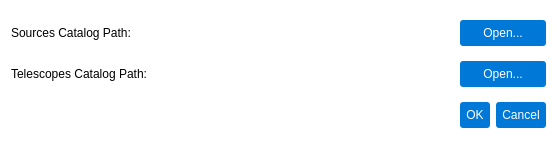
This is pastrocore/gui_pyside/dialog_preferences.ui in Torward1024/pAstroCORE as Qt 5 draws it before an edit. The edited form follows.
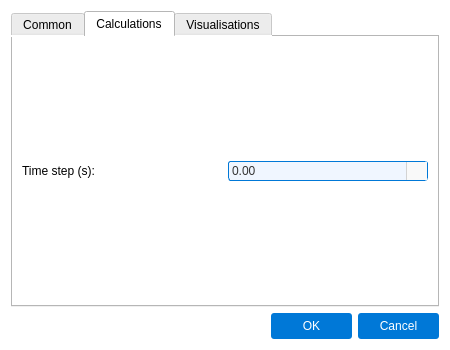
This is the edited form. The open tabs and pages were chosen to show the change. Icons and pictures are not drawn.

```diff
--- a/pastrocore/gui_pyside/dialog_preferences.ui
+++ b/pastrocore/gui_pyside/dialog_preferences.ui
@@ -6,10 +6,28 @@
    <rect>
     <x>0</x>
     <y>0</y>
-    <width>557</width>
-    <height>149</height>
+    <width>450</width>
+    <height>350</height>
    </rect>
   </property>
+  <property name="sizePolicy">
+   <sizepolicy hsizetype="Fixed" vsizetype="Fixed">
+    <horstretch>0</horstretch>
+    <verstretch>0</verstretch>
+   </sizepolicy>
+  </property>
+  <property name="minimumSize">
+   <size>
+    <width>450</width>
+    <height>350</height>
+   </size>
+  </property>
+  <property name="maximumSize">
+   <size>
+    <width>450</width>
+    <height>350</height>
+   </size>
+  </property>
   <property name="windowTitle">
    <string>Dialog</string>
   </property>
@@ -21,8 +39,20 @@
    <string notr="true">background-color: #ffffff; font-family: Arial;</string>
   </property>
   <layout class="QGridLayout" name="gridLayout">
-   <item row="1" column="5">
-    <widget class="QLineEdit" name="telescopesCatalogPath">
+   <item row="3" column="0" colspan="5">
+    <widget class="QTabWidget" name="tabWidget">
+     <property name="currentIndex">
+      <number>0</number>
+     </property>
+     <widget class="QWidget" name="tab">
+      <attribute name="title">
+       <string>Common</string>
+      </attribute>
+      <layout class="QGridLayout" name="gridLayout_3">
+       <item row="0" column="0" colspan="2">
+        <layout class="QGridLayout" name="gridLayout_2">
+         <item row="0" column="1">
+          <widget class="QLineEdit" name="sourcesCatalogPath">
      <property name="styleSheet">
       <string notr="true">QLineEdit {
     font-family: Arial;
@@ -58,35 +88,7 @@
       </font>
      </property>
      <property name="text">
-      <string>Telescopes Catalog Path:</string>
-     </property>
-    </widget>
-   </item>
-   <item row="0" column="5">
-    <widget class="QLineEdit" name="sourcesCatalogPath">
-     <property name="styleSheet">
-      <string notr="true">QLineEdit {
-    font-family: Arial;
-    font-size: 9pt;
-    color: #333333;
-    padding: 1px;
-    border-radius: 3px;
-}
-QLineEdit[readOnly=&quot;true&quot;] {
-    border: 1px solid #d3d3d3;
-    background-color: #f9f9f9;
-}
-QLineEdit[readOnly=&quot;false&quot;] {
-    border: 1px solid #0078d7;
-    background-color: #f0f6ff;
-}
-QLineEdit[readOnly=&quot;false&quot;]:hover {
-    border: 1px solid #1a8cff;
-}
-QLineEdit[readOnly=&quot;false&quot;]:focus {
-    border: 1px solid #005bb5;
-    background-color: #ffffff;
-}</string>
+            <string>Telescopes catalog path:</string>
      </property>
     </widget>
    </item>
@@ -99,11 +101,11 @@
       </font>
      </property>
      <property name="text">
-      <string>Sources Catalog Path:</string>
+            <string>Sources catalog path:</string>
      </property>
     </widget>
    </item>
-   <item row="0" column="6" colspan="2">
+         <item row="0" column="2">
     <widget class="QPushButton" name="openSourcesCatalogButton">
      <property name="styleSheet">
       <string notr="true">QPushButton {
@@ -133,7 +135,35 @@
      </property>
     </widget>
    </item>
-   <item row="1" column="6" colspan="2">
+         <item row="1" column="1">
+          <widget class="QLineEdit" name="telescopesCatalogPath">
+           <property name="styleSheet">
+            <string notr="true">QLineEdit {
+    font-family: Arial;
+    font-size: 9pt;
+    color: #333333;
+    padding: 1px;
+    border-radius: 3px;
+}
+QLineEdit[readOnly=&quot;true&quot;] {
+    border: 1px solid #d3d3d3;
+    background-color: #f9f9f9;
+}
+QLineEdit[readOnly=&quot;false&quot;] {
+    border: 1px solid #0078d7;
+    background-color: #f0f6ff;
+}
+QLineEdit[readOnly=&quot;false&quot;]:hover {
+    border: 1px solid #1a8cff;
+}
+QLineEdit[readOnly=&quot;false&quot;]:focus {
+    border: 1px solid #005bb5;
+    background-color: #ffffff;
+}</string>
+           </property>
+          </widget>
+         </item>
+         <item row="1" column="2">
     <widget class="QPushButton" name="openTelescopesCatalogButton">
      <property name="styleSheet">
       <string notr="true">QPushButton {
@@ -163,37 +193,112 @@
      </property>
     </widget>
    </item>
-   <item row="2" column="6">
-    <widget class="QPushButton" name="okButton">
+        </layout>
+       </item>
+      </layout>
+     </widget>
+     <widget class="QWidget" name="tab_2">
+      <attribute name="title">
+       <string>Calculations</string>
+      </attribute>
+      <layout class="QGridLayout" name="gridLayout_4">
+       <item row="0" column="0">
+        <layout class="QHBoxLayout" name="horizontalLayout">
+         <item>
+          <widget class="QLabel" name="labelTimestep">
+           <property name="text">
+            <string>Time step (s):</string>
+           </property>
+          </widget>
+         </item>
+         <item>
+          <widget class="QDoubleSpinBox" name="timeStepSpin">
      <property name="styleSheet">
-      <string notr="true">QPushButton {
-    background-color: #0078d7;
-    color: #ffffff;
-    padding: 6px;
+            <string notr="true">/* Base style for QDoubleSpinBox */
+QDoubleSpinBox {
+    font-family: Arial;
+    font-size: 9pt;
+    color: #333333;
+    padding: 1px;
+    padding-right: 20px;
     border-radius: 3px;
-    border: none;
+    background-color: #f9f9f9; /* Matches readOnly QLineEdit background */
+    border: 1px solid #d3d3d3; /* Matches readOnly QLineEdit border */
 }
-QPushButton:hover {
-    background-color: #1a8cff; /* Светлее при наведении */
+
+/* Editable state */
+QDoubleSpinBox:editable {
+    background-color: #f0f6ff; /* Matches editable QComboBox background */
+    border: 1px solid #0078d7; /* Matches editable QComboBox border */
 }
-QPushButton:pressed {
-    background-color: #005bb5; /* Темнее при нажатии */
-    padding-top: 7px; /* Легкое смещение вниз для эффекта &quot;продавливания&quot; */
-    padding-bottom: 5px;
+
+/* Editable hover state */
+QDoubleSpinBox:editable:hover {
+    border: 1px solid #1a8cff; /* Matches editable QComboBox:hover border */
+}
+
+/* Editable focus state */
+QDoubleSpinBox:editable:focus {
+    border: 1px solid #005bb5; /* Matches editable QComboBox:focus border */
+    background-color: #ffffff; /* Matches editable QComboBox:focus background */
+}
+
+/* Non-editable state */
+QDoubleSpinBox:!editable {
+    background-color: #f0f6ff; /* Matches non-editable QComboBox background */
+    border: 1px solid #0078d7; /* Matches non-editable QComboBox border */
+}
+
+/* Non-editable hover state */
+QDoubleSpinBox:!editable:hover {
+    border: 1px solid #1a8cff; /* Matches non-editable QComboBox:hover border */
+}
+
+/* Non-editable focus state */
+QDoubleSpinBox:!editable:focus {
+    border: 1px solid #005bb5; /* Matches non-editable QComboBox:focus border */
+    background-color: #ffffff; /* Matches non-editable QComboBox:focus background */
+}
+
+/* Styling for up/down buttons */
+QDoubleSpinBox::up-button, QDoubleSpinBox::down-button {
+    subcontrol-origin: padding;
+    width: 20px;
+    border-left: 1px solid #d3d3d3; /* Visual separation like QComboBox drop-down */
+    background-color: #f9f9f9; /* Matches QComboBox drop-down background */
+}
+/* Hover state for up/down buttons */
+QDoubleSpinBox::up-button:hover, QDoubleSpinBox::down-button:hover {
+    background-color: #0078d7; /* Matches QComboBox drop-down:hover */
+}
+
+/* Up arrow styling */
+QDoubleSpinBox::up-arrow {
+    width: 12px;
+    height: 12px;
+    image: url(:/icons/up_arrow_icon.svg); /* Ensure this icon exists */
+}
+/* Down arrow styling */
+QDoubleSpinBox::down-arrow {
+    width: 12px;
+    height: 12px;
+    image: url(:/icons/down_arrow_icon.svg); /* Matches QComboBox down-arrow */
 }</string>
      </property>
-     <property name="text">
-      <string>OK</string>
-     </property>
-     <property name="autoDefault">
-      <bool>true</bool>
-     </property>
-     <property name="flat">
-      <bool>true</bool>
-     </property>
-    </widget>
-   </item>
-   <item row="2" column="7">
+          </widget>
+         </item>
+        </layout>
+       </item>
+      </layout>
+     </widget>
+     <widget class="QWidget" name="tab_3">
+      <attribute name="title">
+       <string>Visualisations</string>
+      </attribute>
+     </widget>
+    </widget>
+   </item>
+   <item row="5" column="4">
     <widget class="QPushButton" name="cancelButton">
      <property name="styleSheet">
       <string notr="true">QPushButton {
@@ -223,6 +328,36 @@
      </property>
     </widget>
    </item>
+   <item row="5" column="3">
+    <widget class="QPushButton" name="okButton">
+     <property name="styleSheet">
+      <string notr="true">QPushButton {
+    background-color: #0078d7;
+    color: #ffffff;
+    padding: 6px;
+    border-radius: 3px;
+    border: none;
+}
+QPushButton:hover {
+    background-color: #1a8cff; /* Светлее при наведении */
+}
+QPushButton:pressed {
+    background-color: #005bb5; /* Темнее при нажатии */
+    padding-top: 7px; /* Легкое смещение вниз для эффекта &quot;продавливания&quot; */
+    padding-bottom: 5px;
+}</string>
+     </property>
+     <property name="text">
+      <string>OK</string>
+     </property>
+     <property name="autoDefault">
+      <bool>true</bool>
+     </property>
+     <property name="flat">
+      <bool>true</bool>
+     </property>
+    </widget>
+   </item>
   </layout>
  </widget>
  <resources>
```
Left out of the diff: 6 changed lines with no effect on the pictures. Lines whose indentation alone changed are shown as unchanged.
